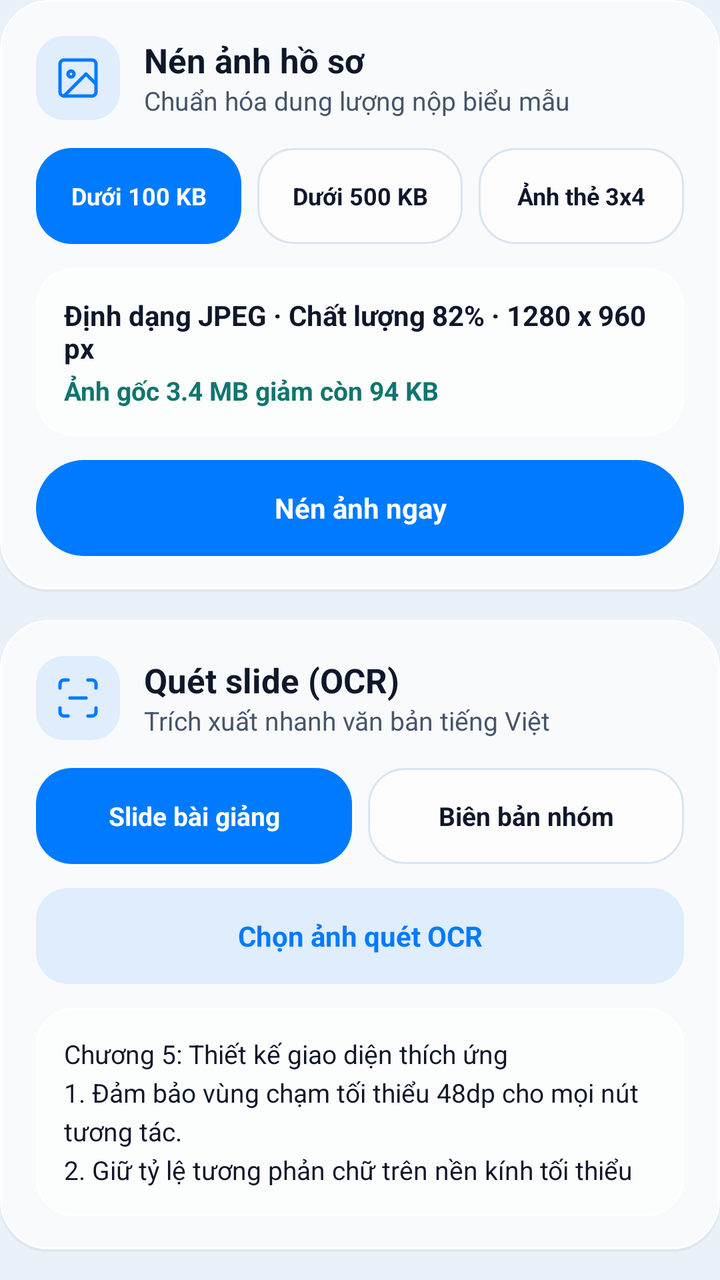
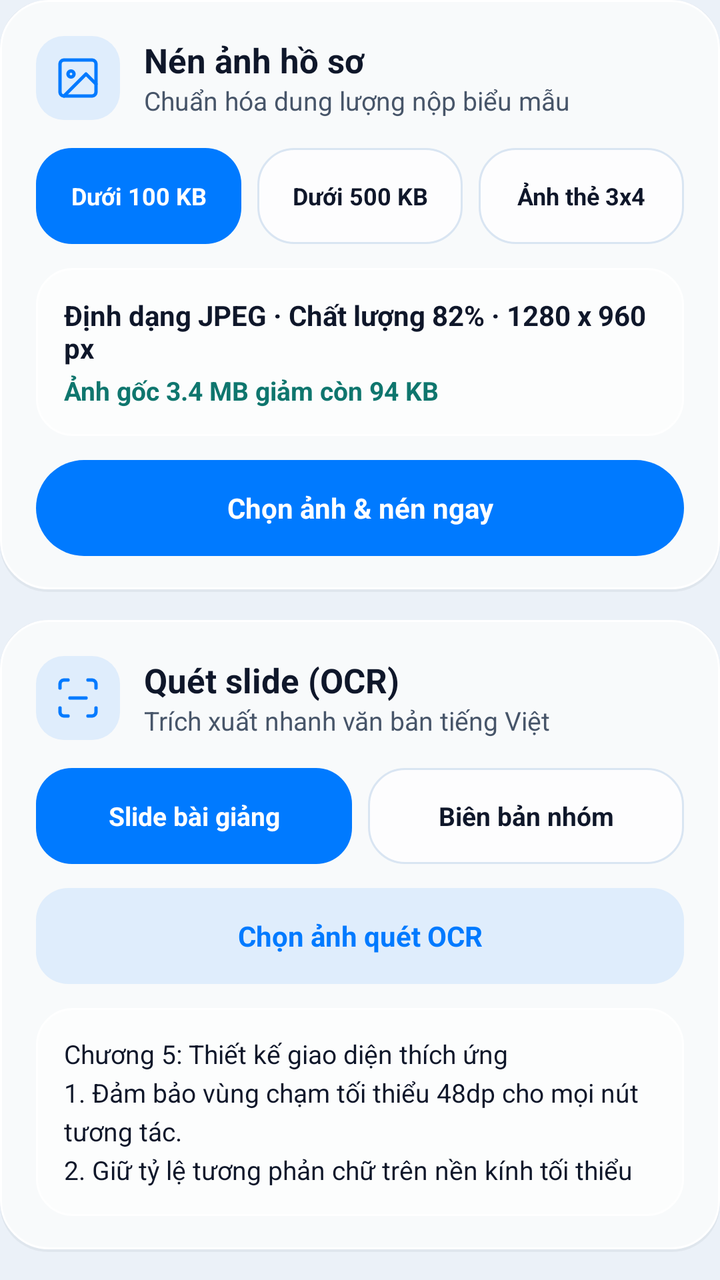

Two renders of the same Android screen: before a commit and after it. Below are the layout's source before the change and the commit's diff.
<!-- AndroidManifest.xml: application theme Theme.PocketKit -->
<!-- res/layout/tab_tools.xml -->
<?xml version="1.0" encoding="utf-8"?>
<LinearLayout xmlns:android="http://schemas.android.com/apk/res/android"
    xmlns:app="http://schemas.android.com/apk/res-auto"
    android:id="@+id/tabTools"
    android:layout_width="match_parent"
    android:layout_height="wrap_content"
    android:orientation="vertical">

    <LinearLayout
        android:layout_width="match_parent"
        android:layout_height="wrap_content"
        android:layout_marginBottom="@dimen/section_gap"
        android:background="@drawable/bg_glass_card"
        android:orientation="vertical"
        android:padding="@dimen/card_padding">

        <LinearLayout
            android:layout_width="match_parent"
            android:layout_height="wrap_content"
            android:gravity="center_vertical"
            android:orientation="horizontal">

            <ImageView
                android:layout_width="@dimen/icon_size_lg"
                android:layout_height="@dimen/icon_size_lg"
                android:background="@drawable/bg_icon_badge"
                android:contentDescription="@string/tools_compress_title"
                android:padding="@dimen/icon_badge_padding"
                android:src="@drawable/ic_compress"
                app:tint="@color/accent_sapphire" />

            <LinearLayout
                android:layout_width="0dp"
                android:layout_height="wrap_content"
                android:layout_marginStart="@dimen/card_gap"
                android:layout_weight="1"
                android:orientation="vertical">

                <TextView
                    android:layout_width="wrap_content"
                    android:layout_height="wrap_content"
                    android:text="@string/tools_compress_title"
                    android:textColor="@color/ink_primary"
                    android:textSize="@dimen/text_size_section_title"
                    android:textStyle="bold" />

                <TextView
                    android:layout_width="wrap_content"
                    android:layout_height="wrap_content"
                    android:text="@string/tools_compress_subtitle"
                    android:textColor="@color/ink_secondary"
                    android:textSize="@dimen/text_size_body" />
            </LinearLayout>
        </LinearLayout>

        <LinearLayout
            android:layout_width="match_parent"
            android:layout_height="wrap_content"
            android:layout_marginTop="@dimen/section_gap"
            android:orientation="horizontal">

            <TextView
                android:id="@+id/chipCompress100"
                android:layout_width="0dp"
                android:layout_height="wrap_content"
                android:layout_weight="1"
                android:background="@drawable/bg_chip_selected"
                android:clickable="true"
                android:focusable="true"
                android:gravity="center"
                android:minHeight="@dimen/touch_target_min"
                android:text="@string/tools_compress_chip_100"
                android:textColor="@color/white"
                android:textSize="@dimen/text_size_caption"
                android:textStyle="bold" />

            <TextView
                android:id="@+id/chipCompress500"
                android:layout_width="0dp"
                android:layout_height="wrap_content"
                android:layout_marginStart="@dimen/chip_gap"
                android:layout_weight="1"
                android:background="@drawable/bg_chip_unselected"
                android:clickable="true"
                android:focusable="true"
                android:gravity="center"
                android:minHeight="@dimen/touch_target_min"
                android:text="@string/tools_compress_chip_500"
                android:textColor="@color/ink_primary"
                android:textSize="@dimen/text_size_caption"
                android:textStyle="bold" />

            <TextView
                android:id="@+id/chipCompress3x4"
                android:layout_width="0dp"
                android:layout_height="wrap_content"
                android:layout_marginStart="@dimen/chip_gap"
                android:layout_weight="1"
                android:background="@drawable/bg_chip_unselected"
                android:clickable="true"
                android:focusable="true"
                android:gravity="center"
                android:minHeight="@dimen/touch_target_min"
                android:text="@string/tools_compress_chip_3x4"
                android:textColor="@color/ink_primary"
                android:textSize="@dimen/text_size_caption"
                android:textStyle="bold" />
        </LinearLayout>

        <LinearLayout
            android:layout_width="match_parent"
            android:layout_height="wrap_content"
            android:layout_marginTop="@dimen/card_gap"
            android:background="@drawable/bg_glass_inner"
            android:orientation="vertical"
            android:padding="@dimen/card_padding_compact">

            <TextView
                android:id="@+id/tvCompressSpec"
                android:layout_width="match_parent"
                android:layout_height="wrap_content"
                android:text="@string/tools_compress_spec_100"
                android:textColor="@color/ink_primary"
                android:textSize="@dimen/text_size_input"
                android:textStyle="bold" />

            <TextView
                android:id="@+id/tvCompressEstimate"
                android:layout_width="match_parent"
                android:layout_height="wrap_content"
                android:layout_marginTop="@dimen/tiny_gap"
                android:text="@string/tools_compress_estimate_100"
                android:textColor="@color/accent_mint_text"
                android:textSize="@dimen/text_size_body"
                android:textStyle="bold" />
        </LinearLayout>

        <TextView
            android:id="@+id/btnRunCompress"
            android:layout_width="match_parent"
            android:layout_height="wrap_content"
            android:layout_marginTop="@dimen/card_gap"
            android:background="@drawable/bg_pill_primary"
            android:clickable="true"
            android:focusable="true"
            android:gravity="center"
            android:minHeight="@dimen/touch_target_min"
            android:text="@string/tools_compress_btn_run"
            android:textColor="@color/white"
            android:textSize="@dimen/text_size_input"
            android:textStyle="bold" />
    </LinearLayout>

    <LinearLayout
        android:layout_width="match_parent"
        android:layout_height="wrap_content"
        android:layout_marginBottom="@dimen/section_gap"
        android:background="@drawable/bg_glass_card"
        android:orientation="vertical"
        android:padding="@dimen/card_padding">

        <LinearLayout
            android:layout_width="match_parent"
            android:layout_height="wrap_content"
            android:gravity="center_vertical"
            android:orientation="horizontal">

            <ImageView
                android:layout_width="@dimen/icon_size_lg"
                android:layout_height="@dimen/icon_size_lg"
                android:background="@drawable/bg_icon_badge"
                android:contentDescription="@string/tools_ocr_desc"
                android:padding="@dimen/icon_badge_padding"
                android:src="@drawable/ic_ocr"
                app:tint="@color/accent_sapphire" />

            <LinearLayout
                android:layout_width="0dp"
                android:layout_height="wrap_content"
                android:layout_marginStart="@dimen/card_gap"
                android:layout_weight="1"
                android:orientation="vertical">

                <TextView
                    android:layout_width="wrap_content"
                    android:layout_height="wrap_content"
                    android:text="@string/tools_ocr_title"
                    android:textColor="@color/ink_primary"
                    android:textSize="@dimen/text_size_section_title"
                    android:textStyle="bold" />

                <TextView
                    android:layout_width="wrap_content"
                    android:layout_height="wrap_content"
                    android:text="@string/tools_ocr_subtitle"
                    android:textColor="@color/ink_secondary"
                    android:textSize="@dimen/text_size_body" />
            </LinearLayout>
        </LinearLayout>

        <LinearLayout
            android:layout_width="match_parent"
            android:layout_height="wrap_content"
            android:layout_marginTop="@dimen/section_gap"
            android:orientation="horizontal">

            <TextView
                android:id="@+id/chipOcrSample1"
                android:layout_width="0dp"
                android:layout_height="wrap_content"
                android:layout_weight="1"
                android:background="@drawable/bg_chip_selected"
                android:clickable="true"
                android:focusable="true"
                android:gravity="center"
                android:minHeight="@dimen/touch_target_min"
                android:text="@string/tools_ocr_chip_slide"
                android:textColor="@color/white"
                android:textSize="@dimen/text_size_body"
                android:textStyle="bold" />

            <TextView
                android:id="@+id/chipOcrSample2"
                android:layout_width="0dp"
                android:layout_height="wrap_content"
                android:layout_marginStart="@dimen/chip_gap"
                android:layout_weight="1"
                android:background="@drawable/bg_chip_unselected"
                android:clickable="true"
                android:focusable="true"
                android:gravity="center"
                android:minHeight="@dimen/touch_target_min"
                android:text="@string/tools_ocr_chip_meeting"
                android:textColor="@color/ink_primary"
                android:textSize="@dimen/text_size_body"
                android:textStyle="bold" />
        </LinearLayout>

        <TextView
            android:id="@+id/btnPickOcrImage"
            android:layout_width="match_parent"
            android:layout_height="wrap_content"
            android:layout_marginTop="@dimen/card_gap"
            android:background="@drawable/bg_pill_accent_soft"
            android:clickable="true"
            android:focusable="true"
            android:gravity="center"
            android:minHeight="@dimen/touch_target_min"
            android:text="@string/tools_ocr_btn_pick"
            android:textColor="@color/accent_sapphire"
            android:textSize="@dimen/text_size_input"
            android:textStyle="bold" />

        <TextView
            android:id="@+id/tvOcrOutput"
            android:layout_width="match_parent"
            android:layout_height="wrap_content"
            android:layout_marginTop="@dimen/card_gap"
            android:background="@drawable/bg_glass_inner"
            android:lineSpacingExtra="@dimen/line_spacing_md"
            android:padding="@dimen/card_padding_compact"
            android:text="@string/tools_ocr_sample_slide"
            android:textColor="@color/ink_primary"
            android:textSize="@dimen/text_size_body" />

        <LinearLayout
            android:layout_width="match_parent"
            android:layout_height="wrap_content"
            android:layout_marginTop="@dimen/card_gap"
            android:baselineAligned="false"
            android:orientation="horizontal">

            <TextView
                android:id="@+id/btnCopyOcr"
                android:layout_width="0dp"
                android:layout_height="wrap_content"
                android:layout_weight="1"
                android:background="@drawable/bg_pill_secondary"
                android:clickable="true"
                android:focusable="true"
                android:gravity="center"
                android:minHeight="@dimen/touch_target_min"
                android:text="@string/tools_ocr_btn_copy"
                android:textColor="@color/ink_primary"
                android:textSize="@dimen/text_size_body"
                android:textStyle="bold" />

            <TextView
                android:id="@+id/btnOcrCreateNote"
                android:layout_width="0dp"
                android:layout_height="wrap_content"
                android:layout_marginStart="@dimen/dialog_button_gap"
                android:layout_weight="1"
                android:background="@drawable/bg_pill_primary"
                android:clickable="true"
                android:focusable="true"
                android:gravity="center"
                android:minHeight="@dimen/touch_target_min"
                android:text="@string/tools_ocr_btn_create_note"
                android:textColor="@color/white"
                android:textSize="@dimen/text_size_body"
                android:textStyle="bold" />
        </LinearLayout>
    </LinearLayout>

    <LinearLayout
        android:layout_width="match_parent"
        android:layout_height="wrap_content"
        android:background="@drawable/bg_glass_card"
        android:orientation="vertical"
        android:padding="@dimen/card_padding">

        <LinearLayout
            android:layout_width="match_parent"
            android:layout_height="wrap_content"
            android:gravity="center_vertical"
            android:orientation="horizontal">

            <ImageView
                android:layout_width="@dimen/icon_size_lg"
                android:layout_height="@dimen/icon_size_lg"
                android:background="@drawable/bg_icon_badge"
                android:contentDescription="@string/notes_screen_title"
                android:padding="@dimen/icon_badge_padding"
                android:src="@drawable/ic_notes"
                app:tint="@color/accent_sapphire" />

            <LinearLayout
                android:layout_width="0dp"
                android:layout_height="wrap_content"
                android:layout_marginStart="@dimen/card_gap"
                android:layout_weight="1"
                android:orientation="vertical">

                <TextView
                    android:layout_width="wrap_content"
                    android:layout_height="wrap_content"
                    android:text="@string/tools_notes_title"
                    android:textColor="@color/ink_primary"
                    android:textSize="@dimen/text_size_section_title"
                    android:textStyle="bold" />

                <TextView
                    android:id="@+id/tvToolNotesCount"
                    android:layout_width="wrap_content"
                    android:layout_height="wrap_content"
                    android:text="@string/tools_notes_subtitle_placeholder"
                    android:textColor="@color/ink_secondary"
                    android:textSize="@dimen/text_size_body" />
            </LinearLayout>
        </LinearLayout>

        <LinearLayout
            android:layout_width="match_parent"
            android:layout_height="wrap_content"
            android:layout_marginTop="@dimen/section_gap"
            android:orientation="horizontal">

            <TextView
                android:id="@+id/btnToolOpenNotes"
                android:layout_width="0dp"
                android:layout_height="wrap_content"
                android:layout_weight="1"
                android:background="@drawable/bg_pill_secondary"
                android:clickable="true"
                android:focusable="true"
                android:gravity="center"
                android:minHeight="@dimen/touch_target_min"
                android:text="@string/tools_notes_btn_open"
                android:textColor="@color/ink_primary"
                android:textSize="@dimen/text_size_input"
                android:textStyle="bold" />

            <TextView
                android:id="@+id/btnToolNewNote"
                android:layout_width="0dp"
                android:layout_height="wrap_content"
                android:layout_marginStart="@dimen/dialog_button_gap"
                android:layout_weight="1"
                android:background="@drawable/bg_pill_primary"
                android:clickable="true"
                android:focusable="true"
                android:gravity="center"
                android:minHeight="@dimen/touch_target_min"
                android:text="@string/tools_notes_btn_new"
                android:textColor="@color/white"
                android:textSize="@dimen/text_size_input"
                android:textStyle="bold" />
        </LinearLayout>
    </LinearLayout>
</LinearLayout>
<!-- resources referenced by this layout -->
<resources>
  <color name="accent_mint_text">#FF0F766E</color>
  <color name="accent_sapphire">#FF007AFF</color>
  <color name="ink_primary">#FF0F172A</color>
  <color name="ink_secondary">#FF475569</color>
  <color name="white">#FFFFFFFF</color>
  <dimen name="card_gap">12dp</dimen>
  <dimen name="card_padding">18dp</dimen>
  <dimen name="card_padding_compact">14dp</dimen>
  <dimen name="chip_gap">8dp</dimen>
  <dimen name="dialog_button_gap">10dp</dimen>
  <dimen name="icon_badge_padding">9dp</dimen>
  <dimen name="icon_size_lg">42dp</dimen>
  <dimen name="line_spacing_md">4dp</dimen>
  <dimen name="section_gap">14dp</dimen>
  <dimen name="text_size_body">13sp</dimen>
  <dimen name="text_size_caption">12sp</dimen>
  <dimen name="text_size_input">14sp</dimen>
  <dimen name="text_size_section_title">17sp</dimen>
  <dimen name="tiny_gap">3dp</dimen>
  <dimen name="touch_target_min">48dp</dimen>
  <!-- drawable bg_chip_selected (drawable) -->
  <?xml version="1.0" encoding="utf-8"?>
  <shape xmlns:android="http://schemas.android.com/apk/res/android"
      android:shape="rectangle">
      <solid android:color="@color/accent_sapphire" />
      <corners android:radius="18dp" />
  </shape>
  <!-- drawable bg_pill_primary (drawable) -->
  <?xml version="1.0" encoding="utf-8"?>
  <shape xmlns:android="http://schemas.android.com/apk/res/android"
      android:shape="rectangle">
      <solid android:color="@color/accent_sapphire" />
      <corners android:radius="24dp" />
  </shape>
  <string name="notes_screen_title">Sổ ghi chú</string>
  <string name="tools_compress_btn_run">Nén ảnh ngay</string>
  <string name="tools_compress_chip_100">Dưới 100 KB</string>
  <string name="tools_compress_chip_3x4">Ảnh thẻ 3x4</string>
  <string name="tools_compress_chip_500">Dưới 500 KB</string>
  <string name="tools_compress_estimate_100">Ảnh gốc 3.4 MB giảm còn 94 KB</string>
  <string name="tools_compress_spec_100">Định dạng JPEG · Chất lượng 82% · 1280 x 960 px</string>
  <string name="tools_compress_subtitle">Chuẩn hóa dung lượng nộp biểu mẫu</string>
  <string name="tools_compress_title">Nén ảnh hồ sơ</string>
  <string name="tools_notes_btn_new">Tạo ghi chú</string>
  <string name="tools_notes_btn_open">Mở danh sách</string>
  <string name="tools_notes_subtitle_placeholder">Lưu trữ SQLite theo từng môn học</string>
  <string name="tools_notes_title">Sổ ghi chú ngoại tuyến</string>
  <string name="tools_ocr_btn_copy">Sao chép văn bản</string>
  <string name="tools_ocr_btn_create_note">Tạo ghi chú</string>
  <string name="tools_ocr_btn_pick">Chọn ảnh quét OCR</string>
  <string name="tools_ocr_chip_meeting">Biên bản nhóm</string>
  <string name="tools_ocr_chip_slide">Slide bài giảng</string>
  <string name="tools_ocr_desc">Quét slide OCR</string>
  <string name="tools_ocr_sample_slide">Chương 5: Thiết kế giao diện thích ứng\n1. Đảm bảo vùng chạm tối thiểu 48dp cho mọi nút tương tác.\n2. Giữ tỷ lệ tương phản chữ trên nền kính tối thiểu 4.5:1.</string>
  <string name="tools_ocr_subtitle">Trích xuất nhanh văn bản tiếng Việt</string>
  <string name="tools_ocr_title">Quét slide (OCR)</string>
  <style name="Theme.PocketKit" parent="Base.Theme.PocketKit" />
  <color name="chip_neutral_fill">#B8FFFFFF</color>
  <color name="glass_rim_soft">#FFD9E5F2</color>
  <color name="glass_stroke_card">#0D0F172A</color>
  <color name="glass_card_fill">#CCFFFFFF</color>
  <color name="glass_rim_bright">#FFFFFFFF</color>
  <color name="glass_inner_fill">#9EFFFFFF</color>
  <color name="accent_sapphire_soft">#1A007AFF</color>
  <color name="icon_color">#FF0F172A</color>
  <color name="frost_canvas_top">#FFEBF1F8</color>
  <!-- unchanged entries left out for length: 10 -->
</resources>

<!-- the commit's change to res/layout/tab_tools.xml (unified diff, before → after) -->
@@ -149,6 +149,107 @@
             android:textColor="@color/white"
             android:textSize="@dimen/text_size_input"
             android:textStyle="bold" />
+
+        <LinearLayout
+            android:id="@+id/layoutCompressResult"
+            android:layout_width="match_parent"
+            android:layout_height="wrap_content"
+            android:layout_marginTop="@dimen/card_gap"
+            android:orientation="vertical"
+            android:visibility="gone">
+
+            <LinearLayout
+                android:layout_width="match_parent"
+                android:layout_height="wrap_content"
+                android:background="@drawable/bg_glass_inner"
+                android:gravity="center_vertical"
+                android:orientation="horizontal"
+                android:padding="@dimen/card_padding_compact">
+
+                <ImageView
+                    android:id="@+id/ivCompressPreview"
+                    android:layout_width="66dp"
+                    android:layout_height="88dp"
+                    android:background="@drawable/bg_icon_badge"
+                    android:contentDescription="@string/tools_compress_preview_desc"
+                    android:padding="2dp"
+                    android:scaleType="centerCrop" />
+
+                <LinearLayout
+                    android:layout_width="0dp"
+                    android:layout_height="wrap_content"
+                    android:layout_marginStart="@dimen/card_gap"
+                    android:layout_weight="1"
+                    android:orientation="vertical">
+
+                    <TextView
+                        android:id="@+id/tvCompressResultSize"
+                        android:layout_width="wrap_content"
+                        android:layout_height="wrap_content"
+                        android:textColor="@color/ink_primary"
+                        android:textSize="@dimen/text_size_input"
+                        android:textStyle="bold" />
+
+                    <TextView
+                        android:id="@+id/tvCompressResultMeta"
+                        android:layout_width="wrap_content"
+                        android:layout_height="wrap_content"
+                        android:layout_marginTop="@dimen/tiny_gap"
+                        android:textColor="@color/accent_mint_text"
+                        android:textSize="@dimen/text_size_body"
+                        android:textStyle="bold" />
+
+                    <TextView
+                        android:id="@+id/tvCompressResultNote"
+                        android:layout_width="wrap_content"
+                        android:layout_height="wrap_content"
+                        android:layout_marginTop="@dimen/tiny_gap"
+                        android:text="@string/tools_compress_over_target_note"
+                        android:textColor="@color/ink_secondary"
+                        android:textSize="@dimen/text_size_caption"
+                        android:visibility="gone" />
+                </LinearLayout>
+            </LinearLayout>
+
+            <LinearLayout
+                android:layout_width="match_parent"
+                android:layout_height="wrap_content"
+                android:layout_marginTop="@dimen/card_gap"
+                android:baselineAligned="false"
+                android:orientation="horizontal">
+
+                <TextView
+                    android:id="@+id/btnShareCompressed"
+                    android:layout_width="0dp"
+                    android:layout_height="wrap_content"
+                    android:layout_weight="1"
+                    android:background="@drawable/bg_pill_secondary"
+                    android:clickable="true"
+                    android:focusable="true"
+                    android:gravity="center"
+                    android:minHeight="@dimen/touch_target_min"
+                    android:text="@string/tools_compress_btn_share"
+                    android:textColor="@color/ink_primary"
+                    android:textSize="@dimen/text_size_body"
+                    android:textStyle="bold" />
+
+                <TextView
+                    android:id="@+id/btnSaveCompressed"
+                    android:layout_width="0dp"
+                    android:layout_height="wrap_content"
+                    android:layout_marginStart="@dimen/dialog_button_gap"
+                    android:layout_weight="1"
+                    android:background="@drawable/bg_pill_primary"
+                    android:clickable="true"
+                    android:focusable="true"
+                    android:gravity="center"
+                    android:minHeight="@dimen/touch_target_min"
+                    android:text="@string/tools_compress_btn_save"
+                    android:textColor="@color/white"
+                    android:textSize="@dimen/text_size_body"
+                    android:textStyle="bold" />
+            </LinearLayout>
+        </LinearLayout>
     </LinearLayout>
 
     <LinearLayout
<!-- resource entries referenced after the edit -->
@@ -35,11 +35,15 @@
       <corners android:radius="24dp" />
   </shape>
   <string name="notes_screen_title">Sổ ghi chú</string>
-  <string name="tools_compress_btn_run">Nén ảnh ngay</string>
+  <string name="tools_compress_btn_run">Chọn ảnh &amp; nén ngay</string>
+  <string name="tools_compress_btn_save">Lưu vào máy</string>
+  <string name="tools_compress_btn_share">Chia sẻ</string>
   <string name="tools_compress_chip_100">Dưới 100 KB</string>
   <string name="tools_compress_chip_3x4">Ảnh thẻ 3x4</string>
   <string name="tools_compress_chip_500">Dưới 500 KB</string>
   <string name="tools_compress_estimate_100">Ảnh gốc 3.4 MB giảm còn 94 KB</string>
+  <string name="tools_compress_over_target_note">Ảnh rất chi tiết, đã tối ưu tới mức nhỏ nhất giữ rõ nét.</string>
+  <string name="tools_compress_preview_desc">Xem trước ảnh đã nén</string>
   <string name="tools_compress_spec_100">Định dạng JPEG · Chất lượng 82% · 1280 x 960 px</string>
   <string name="tools_compress_subtitle">Chuẩn hóa dung lượng nộp biểu mẫu</string>
   <string name="tools_compress_title">Nén ảnh hồ sơ</string>
